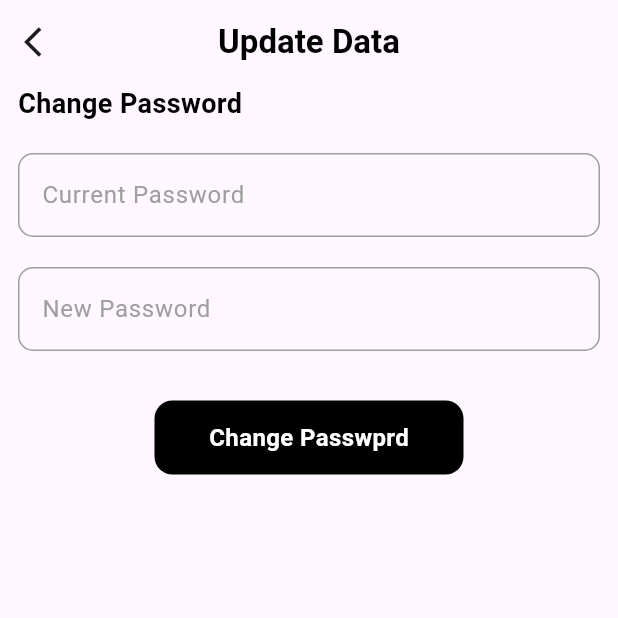
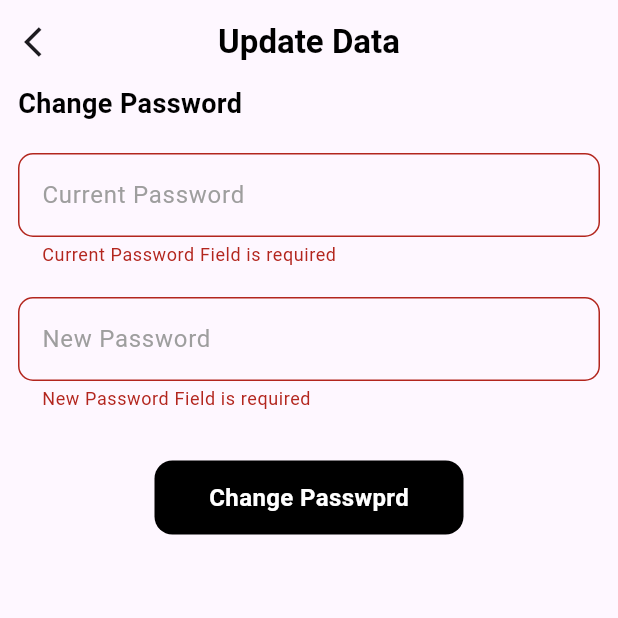
Before and after one commit to AbdallahElbetar/E-commerce-App, a Flutter app: the UpdateDataPage screen opened by its route, after a tap on "Change Passwprd", on a phone screen of 412 x 824 dp, the top half of it. Run offline on Flutter 3.47's test engine with Material 3 defaults, Android fonts, the phone set to English and light mode, and no system bars; our stand-ins replace curved_navigation_bar, dio, flutter_bloc, shared_preferences, smooth_page_indicator; accounts and stored records are empty.

Commit message:
finish  change password Feature in UpdateDatqView

```diff
--- a/lib/pages/update_data_page.dart
+++ b/lib/pages/update_data_page.dart
@@ -8,11 +8,50 @@ import 'package:flutter_bloc/flutter_bloc.dart';
 class UpdateDataPage extends StatelessWidget {
   UpdateDataPage({super.key});
   static String id = "UpdateData";
-  TextEditingController controller = TextEditingController();
+  TextEditingController currentPasswordController = TextEditingController();
+  TextEditingController newPasswordController = TextEditingController();
+  GlobalKey<FormState> formKey = GlobalKey();
+
   @override
   Widget build(BuildContext context) {
+    var cubit = BlocProvider.of<LayoutCubit>(context);
     return BlocConsumer<LayoutCubit, LayoutStates>(
-      listener: (context, state) {},
+      bloc: cubit,
+      listener: (context, state) {
+        if (state is SuccessChangePasswordUserState) {
+          ScaffoldMessenger.of(context).showSnackBar(
+            SnackBar(
+              content: Row(
+                children: [
+                  Icon(
+                    Icons.check_circle,
+                    color: Colors.green,
+                  ),
+                  Text(state.message),
+                ],
+              ),
+            ),
+          );
+        } else if (state is FailureChangePasswordUserState) {
+          ScaffoldMessenger.of(context).showSnackBar(
+            SnackBar(
+              content: SizedBox(
+                height: 50,
+                child: ListView(
+                  scrollDirection: Axis.horizontal,
+                  children: [
+                    Icon(
+                      Icons.close,
+                      color: Colors.red,
+                    ),
+                    Text(state.error),
+                  ],
+                ),
+              ),
+            ),
+          );
+        }
+      },
       builder: (context, state) {
         return Scaffold(
           appBar: AppBar(
@@ -33,6 +72,8 @@ class UpdateDataPage extends StatelessWidget {
           ),
           body: Padding(
             padding: const EdgeInsets.symmetric(horizontal: 12),
+            child: Form(
+              key: formKey,
               child: ListView(
                 children: [
                   Row(
@@ -50,14 +91,14 @@ class UpdateDataPage extends StatelessWidget {
                   CustomTextFormField(
                     hintText: "Current Password",
                     labelText: 'Current Password',
-                  controller: controller,
+                    controller: currentPasswordController,
                     isPassword: false,
                     inputType: TextInputType.visiblePassword,
                   ),
                   CustomTextFormField(
                     hintText: "New Password",
                     labelText: 'New Password',
-                  controller: controller,
+                    controller: newPasswordController,
                     isPassword: false,
                     inputType: TextInputType.visiblePassword,
                   ),
@@ -68,7 +109,13 @@ class UpdateDataPage extends StatelessWidget {
                     mainAxisAlignment: MainAxisAlignment.center,
                     children: [
                       GestureDetector(
-                      onTap: () {},
+                        onTap: () async {
+                          if (formKey.currentState!.validate()) {
+                            await cubit.changePasswordUser(
+                                currentPassword: currentPasswordController.text,
+                                newPassword: newPasswordController.text);
+                          }
+                        },
                         child: Container(
                           height: MediaQuery.of(context).size.height * 0.06,
                           width: MediaQuery.of(context).size.width * 0.5,
@@ -77,7 +124,9 @@ class UpdateDataPage extends StatelessWidget {
                               borderRadius: BorderRadius.circular(12)),
                           child: Center(
                             child: Text(
-                            "Change Passwprd",
+                              (state is LoadingChangePasswordUserState)
+                                  ? "Loading..."
+                                  : "Change Passwprd",
                               style: TextStyle(
                                 color: Colors.white,
                                 fontWeight: FontWeight.bold,
@@ -92,6 +141,7 @@ class UpdateDataPage extends StatelessWidget {
                 ],
               ),
             ),
+          ),
         );
       },
     );
```
Lines whose indentation alone changed are shown as unchanged.
